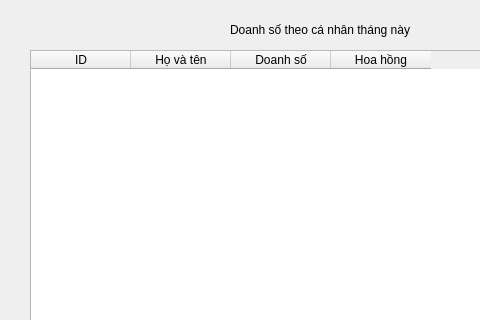
This is employeeswindow.ui in suofujita/nekolibro as Qt 5 draws it before an edit; both pictures show x 0 to 480 and y 0 to 320 of the 1137 by 729 pixel window. The edited form follows.
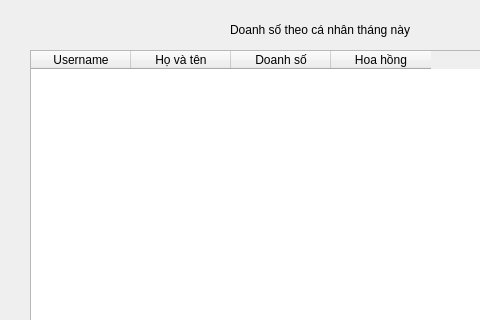
This is the edited form.

The edit to the form file:
```diff
--- a/employeeswindow.ui
+++ b/employeeswindow.ui
@@ -165,7 +165,7 @@
    </property>
    <column>
     <property name="text">
-     <string>ID</string>
+     <string>Username</string>
     </property>
    </column>
    <column>
```
